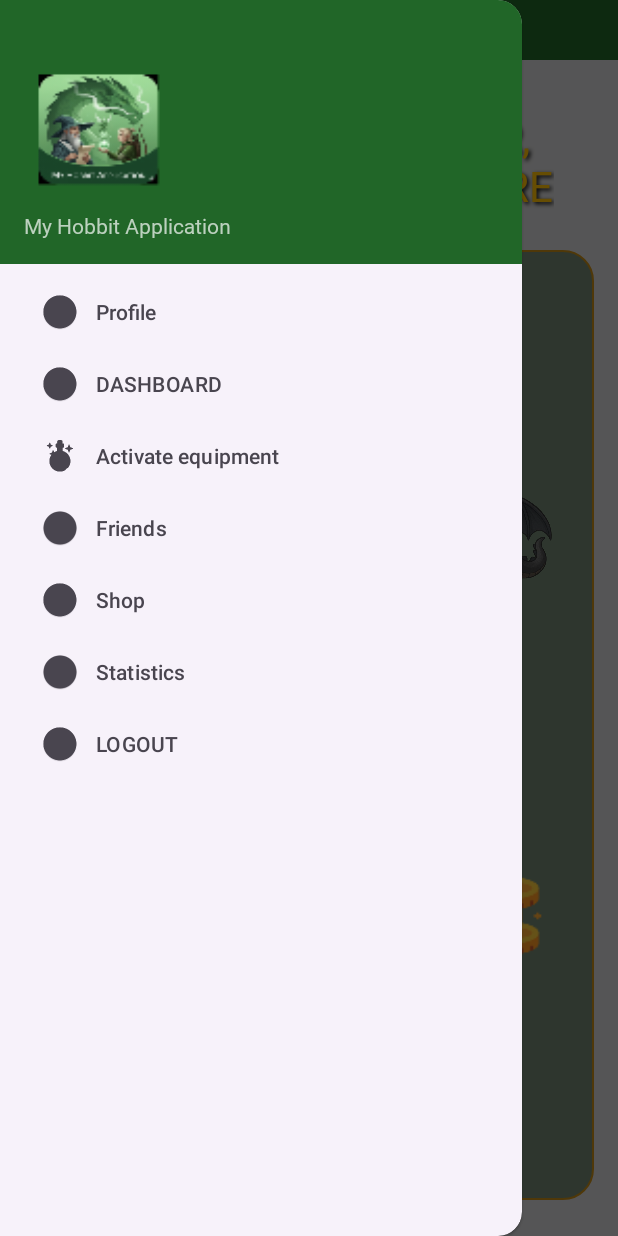
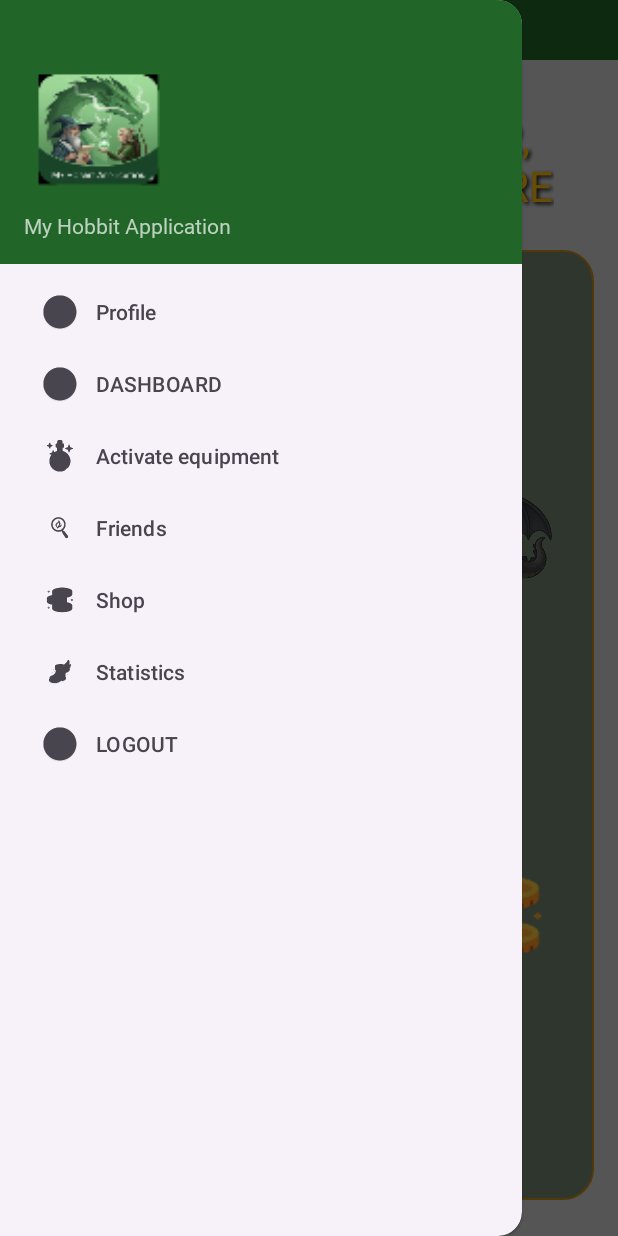
Before and after one commit to mimasekaric/e2-ma-tim06-2025, an Android app: the HomeDashboardFragment screen opened directly, with no data from a screen before it, with the side drawer open, on a phone screen of 412 x 824 dp. Run offline under Robolectric (Android 15) with nearby library versions, the phone set to English and light mode, and no system bars; our stand-ins replace Firebase (no records; nobody signed in at launch, a user with empty details on screens opened directly); libraries missing offline, so code that uses them is left out: com.onesignal; 4 statements that could not run were skipped.

Commit message:
added logo and small change in dashboard
- Depending if user has previous bosses he can see either shop or statistics on home dashboard

```diff
--- a/app/src/main/AndroidManifest.xml
+++ b/app/src/main/AndroidManifest.xml
@@ -6,10 +6,10 @@
         android:allowBackup="true"
         android:dataExtractionRules="@xml/data_extraction_rules"
         android:fullBackupContent="@xml/backup_rules"
-        android:icon="@mipmap/ic_launcher"
+        android:icon="@mipmap/ic_launcher_logo"
         android:label="@string/app_name"
         android:name=".MyApp"
-        android:roundIcon="@mipmap/ic_launcher_round"
+        android:roundIcon="@mipmap/ic_launcher_logo"
         android:supportsRtl="true"
         android:networkSecurityConfig="@xml/network_security_config"
         android:theme="@style/Theme.MyHobitApplication">
--- a/app/src/main/java/com/example/myhobitapplication/activities/HomeActivity.java
+++ b/app/src/main/java/com/example/myhobitapplication/activities/HomeActivity.java
@@ -99,16 +99,7 @@ public class HomeActivity extends AppCompatActivity {
             String invitedUserUid = FirebaseAuth.getInstance().getCurrentUser().getUid();
 
             if ("accept".equals(actionId)) {
-               /* allianceViewModel.respondToInvite(invitedUserUid, inviterUid, "accept");
-                allianceViewModel.addUserToAlliance(inviterUid, invitedUserUid);*/
-
-                //allianceViewModel.getAlliance(inviterUid);
-                //allianceViewModel.getUserAlliance().observe(this, alliance -> {
-                //  if (alliance != null) {
-                //    String targetAllianceId = alliance.getId();
                 allianceViewModel.handleInviteResponse(invitedUserUid, inviterUid, this);
-                //}
-                //});
             } else if ("decline".equals(actionId)) {
                 allianceViewModel.respondToInvite(invitedUserUid, inviterUid, "decline");
             }
@@ -169,24 +160,17 @@ public class HomeActivity extends AppCompatActivity {
                 int id = item.getItemId();
 
                 if (id == R.id.nav_profile) {
-                    /*Intent intent = new Intent(HomeActivity.this, ProfileActivity.class);
-                    intent.putExtra("USER_ID",userId);
-                    startActivity(intent);*/
-
                     ProfileFragment profileFragment = new ProfileFragment();
-
 
                     Bundle args = new Bundle();
                     args.putString("USER_ID", userId);
                     profileFragment.setArguments(args);
-
 
                     getSupportFragmentManager().beginTransaction()
                             .replace(R.id.fragment_container, profileFragment)
                             .addToBackStack(null)
                             .commit();
                 } else if (id == R.id.nav_logout) {
-                    //Toast.makeText(HomeActivity.this, "Logging out...", Toast.LENGTH_SHORT).show();
                     viewModel.logout();
                     Intent intent = new Intent(HomeActivity.this, LoginActivity.class);
                     startActivity(intent);
--- a/app/src/main/res/menu/nav_menu.xml
+++ b/app/src/main/res/menu/nav_menu.xml
@@ -23,17 +23,17 @@
 
         <item
             android:id="@+id/nav_friends"
-            android:icon="@mipmap/ic_launcher_witch"
+            android:icon="@mipmap/ic_launcher_search"
             android:title="Friends" />
 
         <item
             android:id="@+id/nav_shop"
-            android:icon="@mipmap/ic_launcher_xp"
+            android:icon="@mipmap/ic_launcher_coins"
             android:title="Shop" />
 
         <item
             android:id="@+id/nav_statistics"
-            android:icon="@mipmap/ic_launcher_witch"
+            android:icon="@mipmap/ic_launcher_boot"
             android:title="Statistics" />
         <item
             android:id="@+id/nav_logout"
```
Also changed, not shown: app/src/main/java/com/example/myhobitapplication/fragments/HomeDashboardFragment.java (+33 -5 lines), app/src/main/res/mipmap-hdpi/ic_launcher_statistics.png (added), app/src/main/res/mipmap-mdpi/ic_launcher_statistics.png (added), app/src/main/res/mipmap-xhdpi/ic_launcher_statistics.png (added), app/src/main/res/mipmap-xxhdpi/ic_launcher_statistics.png (added), app/src/main/res/mipmap-xxxhdpi/ic_launcher_statistics.png (added).
